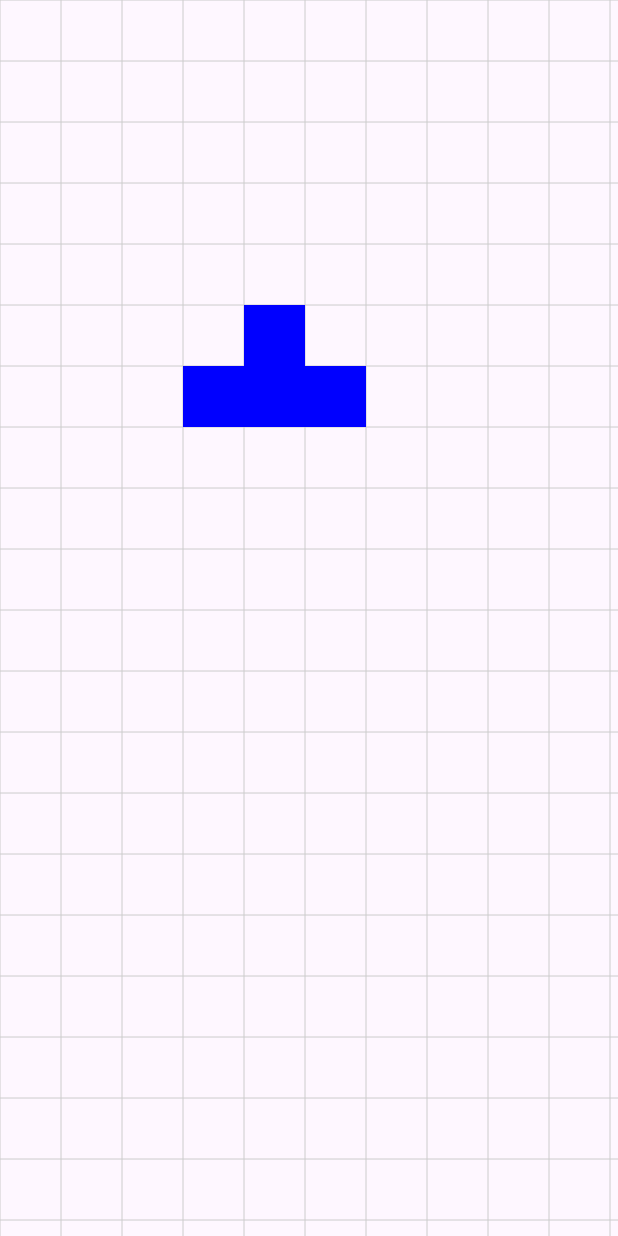
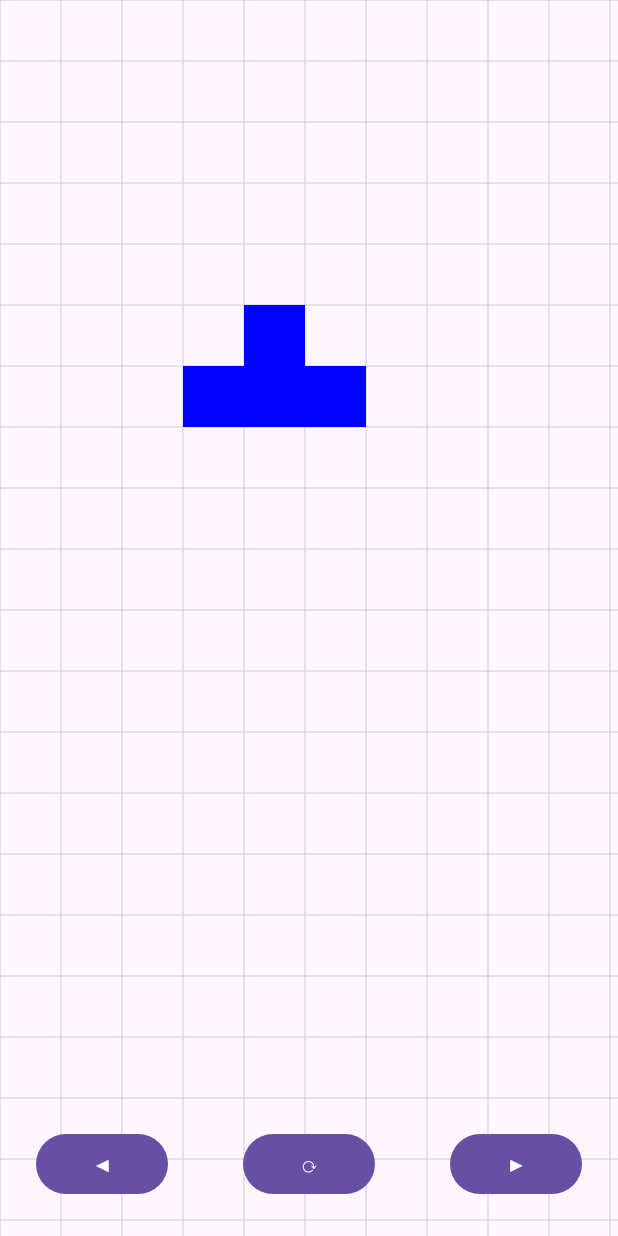
Before and after one commit to Ornella-Gigante/Tetris, an Android app: the MainActivity screen opened directly, with no data from a screen before it, on a phone screen of 412 x 824 dp. Run offline under Robolectric (Android 15) with nearby library versions, the phone set to English and light mode, and no system bars.

Commit message:
feat(controls): add left, right, and rotate controls for Tetromino

```diff
--- a/app/src/main/java/es/nellagames/tetris/GameView.java
+++ b/app/src/main/java/es/nellagames/tetris/GameView.java
@@ -65,6 +65,21 @@ public class GameView extends View {
         }
     };
 
+    public void moveLeft() {
+        currentTetromino.x--;
+        invalidate();
+    }
+
+    public void moveRight() {
+        currentTetromino.x++;
+        invalidate();
+    }
+
+    public void rotate() {
+        // Add simple rotation logic here
+        invalidate();
+    }
+
     @Override
     protected void onAttachedToWindow() {
         super.onAttachedToWindow();
--- a/app/src/main/java/es/nellagames/tetris/MainActivity.java
+++ b/app/src/main/java/es/nellagames/tetris/MainActivity.java
@@ -2,11 +2,20 @@ package es.nellagames.tetris;
 
 import android.os.Bundle;
 import androidx.appcompat.app.AppCompatActivity;
+import android.view.View;
+import android.widget.Button;
 
 public class MainActivity extends AppCompatActivity {
     @Override
     protected void onCreate(Bundle savedInstanceState) {
         super.onCreate(savedInstanceState);
         setContentView(R.layout.activity_main);
+
+        GameView gameView = findViewById(R.id.gameView);
+
+        findViewById(R.id.btnLeft).setOnClickListener(v -> gameView.moveLeft());
+        findViewById(R.id.btnRight).setOnClickListener(v -> gameView.moveRight());
+        findViewById(R.id.btnRotate).setOnClickListener(v -> gameView.rotate());
     }
+
 }
--- a/app/src/main/res/layout/activity_main.xml
+++ b/app/src/main/res/layout/activity_main.xml
@@ -8,4 +8,28 @@
         android:layout_width="match_parent"
         android:layout_height="match_parent" />
 
+    <Button
+        android:id="@+id/btnLeft"
+        android:layout_width="wrap_content"
+        android:layout_height="wrap_content"
+        android:text="◀"
+        android:layout_gravity="bottom|start"
+        android:layout_margin="24dp"/>
+
+    <Button
+        android:id="@+id/btnRight"
+        android:layout_width="wrap_content"
+        android:layout_height="wrap_content"
+        android:text="▶"
+        android:layout_gravity="bottom|end"
+        android:layout_margin="24dp"/>
+
+    <Button
+        android:id="@+id/btnRotate"
+        android:layout_width="wrap_content"
+        android:layout_height="wrap_content"
+        android:text="⟳"
+        android:layout_gravity="bottom|center_horizontal"
+        android:layout_margin="24dp"/>
+
 </FrameLayout>
```
